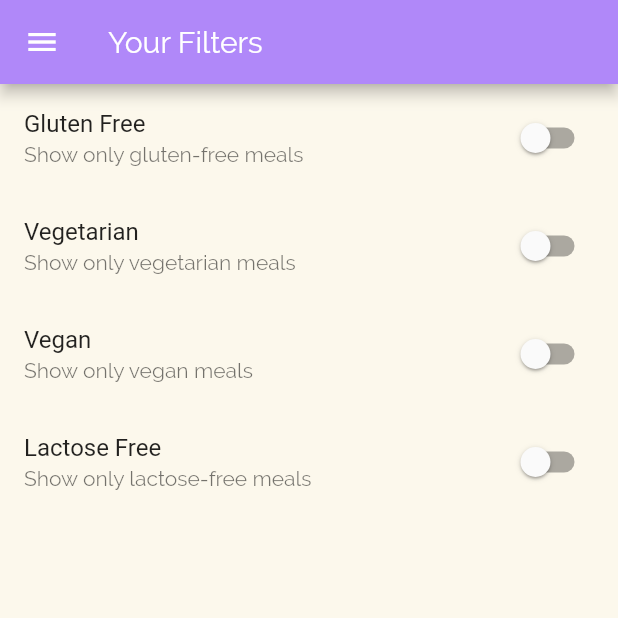
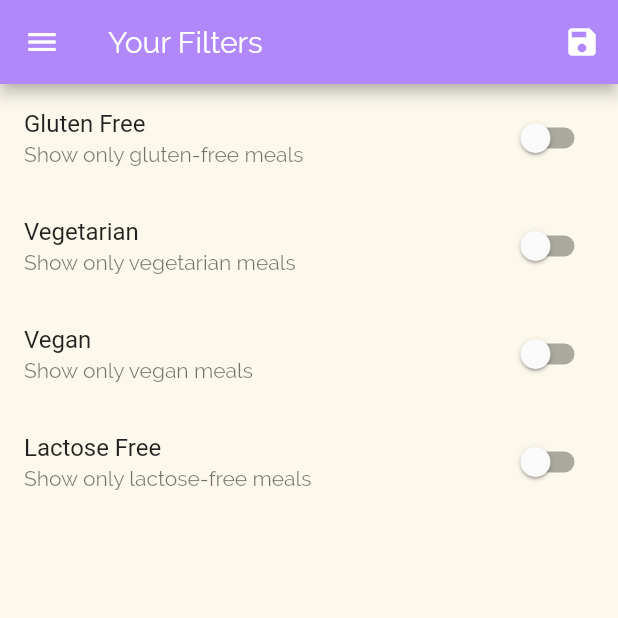
Before and after one commit to Eshaan-B/Meals-App, a Flutter app: the FiltersScreen screen opened by its route, on a phone screen of 412 x 824 dp, the top half of it. Run offline on Flutter 3.47's test engine with Material 2 defaults, Android fonts, the phone set to English and light mode, and no system bars.

Commit message:
Filters added

```diff
--- a/lib/main.dart
+++ b/lib/main.dart
@@ -1,4 +1,6 @@
 import 'package:flutter/material.dart';
+import './dummy_data.dart';
+import './models/meal.dart';
 import 'screens/categories_screen.dart';
 import 'screens/category_meals_screen.dart';
 import 'screens/meal_detail_screen.dart';
@@ -7,7 +9,33 @@ import 'screens/filters_screen.dart';
 
 void main() => runApp(MyApp());
 
-class MyApp extends StatelessWidget {
+class MyApp extends StatefulWidget {
+  @override
+  _MyAppState createState() => _MyAppState();
+}
+
+class _MyAppState extends State<MyApp> {
+  Map<String, bool> _filters = {
+    'gluten': false,
+    'lactose': false,
+    'vegan': false,
+    'vegetarian': false,
+  };
+  List<Meal> availableMeals = DUMMY_MEALS.toList();
+
+  void _setFilters(Map<String, bool> filterData) {
+    setState(() {
+      _filters = filterData;
+      availableMeals = DUMMY_MEALS.where((meal) {
+        if (_filters['gluten'] && !meal.isGlutenFree) return false;
+        if (_filters['lactose'] && !meal.isLactoseFree) return false;
+        if (_filters['vegan'] && !meal.isVegan) return false;
+        if (_filters['vegetarian'] && !meal.isVegetarian) return false;
+        return true;
+      }).toList();
+    });
+  }
+
   @override
   Widget build(BuildContext context) {
     Map<int, Color> color = {
@@ -44,9 +72,13 @@ class MyApp extends StatelessWidget {
       title: 'Fapp',
       routes: {
         '/': (ctx) => TabsScreen(),
-        CategoryMealsScreen.routeName: (ctx) => CategoryMealsScreen(),
+        CategoryMealsScreen.routeName: (ctx) =>
+            CategoryMealsScreen(availableMeals: availableMeals),
         MealDetailScreen.routeName: (ctx) => MealDetailScreen(),
-        FiltersScreen.routeName:(ctx)=>FiltersScreen(),
+        FiltersScreen.routeName: (ctx) => FiltersScreen(
+              saveFilters: _setFilters,
+              currentFilters: _filters,
+            ),
       },
       onUnknownRoute: (settings) {
         return MaterialPageRoute(builder: (ctx) => CategoriesScreen());
--- a/lib/screens/filters_screen.dart
+++ b/lib/screens/filters_screen.dart
@@ -3,6 +3,10 @@ import '../widgets/main_drawer.dart';
 
 class FiltersScreen extends StatefulWidget {
   static const routeName = '/filters';
+  final Function saveFilters;
+  final Map<String, bool> currentFilters;
+
+  FiltersScreen({this.saveFilters, this.currentFilters});
 
   @override
   _FiltersScreenState createState() => _FiltersScreenState();
@@ -13,6 +17,15 @@ class _FiltersScreenState extends State<FiltersScreen> {
   bool _vegetarian = false;
   bool _vegan = false;
   bool _lactoseFree = false;
+
+  @override
+  initState(){
+    super.initState();
+    _glutenFree=widget.currentFilters['gluten'];
+    _vegan=widget.currentFilters['vegan'];
+    _vegetarian=widget.currentFilters['vegetarian'];
+    _lactoseFree=widget.currentFilters['lactose'];
+  }
 
   Widget _buildSwitchListTile(
       String title, String subtitle, bool value, Function updateValue) {
@@ -27,7 +40,22 @@ class _FiltersScreenState extends State<FiltersScreen> {
   @override
   Widget build(BuildContext context) {
     return Scaffold(
-      appBar: AppBar(title: Text('Your Filters')),
+      appBar: AppBar(
+        title: Text('Your Filters'),
+        actions: [
+          IconButton(
+              icon: Icon(Icons.save),
+              onPressed: () {
+                final selectedFilters = {
+                  'gluten': _glutenFree,
+                  'lactose': _lactoseFree,
+                  'vegan': _vegan,
+                  'vegetarian': _vegetarian,
+                };
+                widget.saveFilters(selectedFilters);
+              })
+        ],
+      ),
       drawer: MainDrawer(),
       body: Column(
         children: [
```
Also changed, not shown: lib/screens/category_meals_screen.dart (+10 -5 lines).
